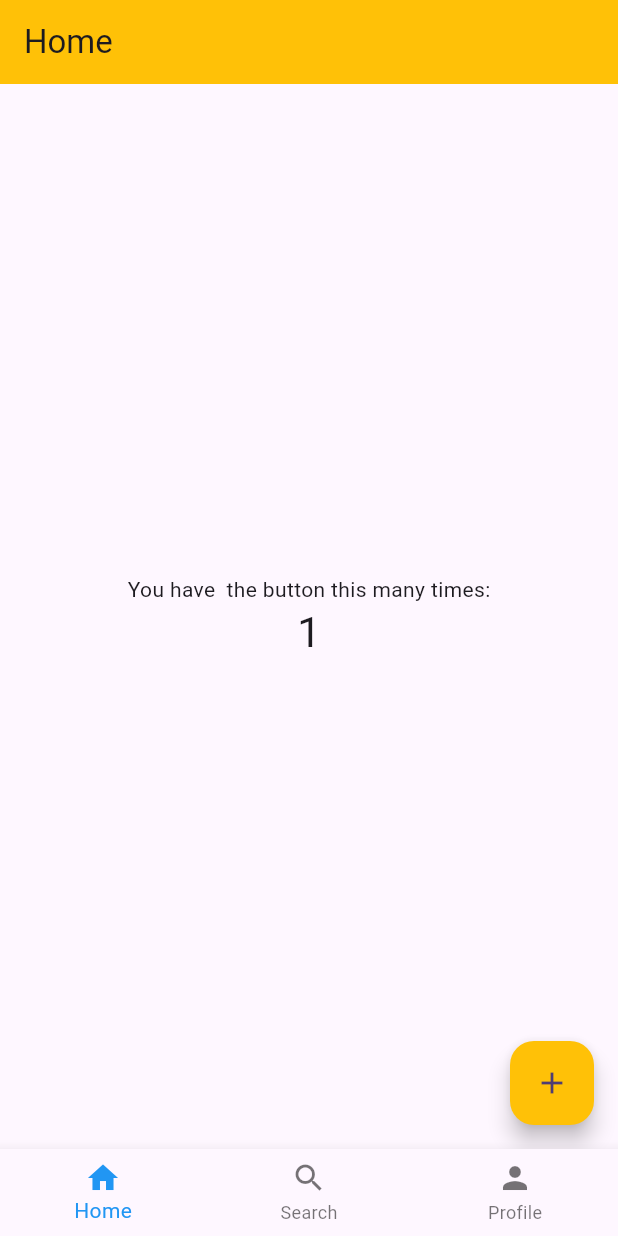
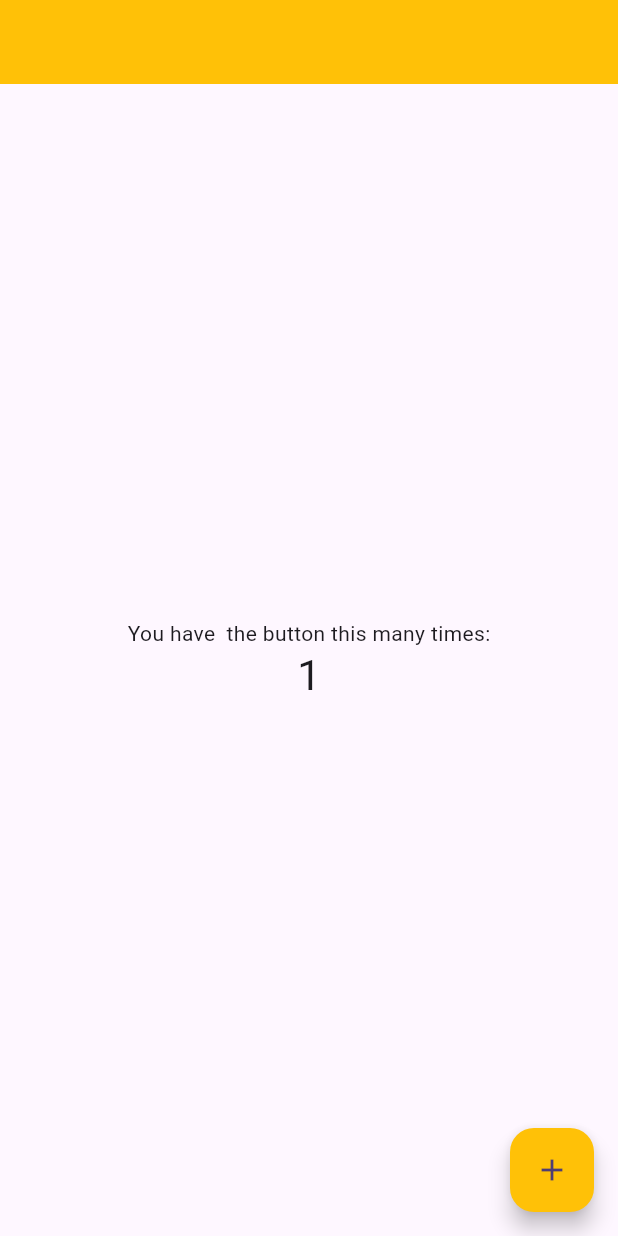
Before and after one commit to MrOmarJnr/fieldmobile, a Flutter app: the screen it shows after launch, after a tap on the "add" icon, on a phone screen of 412 x 824 dp. Run offline on Flutter 3.47's test engine with Material 3 defaults, Android fonts, the phone set to English and light mode, and no system bars.

Commit message:
change13

```diff
--- a/field_project/lib/home.dart
+++ b/field_project/lib/home.dart
@@ -3,26 +3,7 @@ import 'package:field_project/searchscreen.dart';
 import 'package:field_project/splashscreen.dart';
 import 'package:flutter/material.dart';
 
-void main() {
-  runApp(MyApp());
-}
-/*
-class MyApp extends StatelessWidget {
-  @override
-  Widget build(BuildContext context) {
-    return MaterialApp(
-      title: 'Bottom Navigation Demo',
-      theme: ThemeData(
-        primarySwatch: Colors.blue,
-      ),
-      home: MyHomePage(
-        title: '',
-      ),
-    );
-  }
-}
 
-*/
 
 class MyHomePage extends StatefulWidget {
   const MyHomePage({Key? key, required this.title}) : super(key: key);
@@ -175,16 +156,3 @@ class _MyBottomNavigationBarState extends State<MyBottomNavigationBar> {
     );
   }
 }
-
-class MyApp extends StatelessWidget {
-  @override
-  Widget build(BuildContext context) {
-    return MaterialApp(
-      title: 'Bottom Navigation Demo',
-      theme: ThemeData(
-        primarySwatch: Colors.blue,
-      ),
-      home: Splash(),
-    );
-  }
-}
--- a/field_project/lib/splashscreen.dart
+++ b/field_project/lib/splashscreen.dart
@@ -19,7 +19,7 @@ class _SplashState extends State<Splash> {
   _navigatetohome() async {
     await Future.delayed(Duration(milliseconds: 5000), () {});
     Navigator.pushReplacement(context,
-        MaterialPageRoute(builder: (context) => MyBottomNavigationBar()));
+        MaterialPageRoute(builder: (context) => MyHomePage(title: '',)));
   }
 
   @override
```
Also changed, not shown: field_project/lib/main.dart (+0 -15 lines), field_project/lib/searchscreen.dart (+0 -7 lines), field_project/lib/landing.dart (added).
